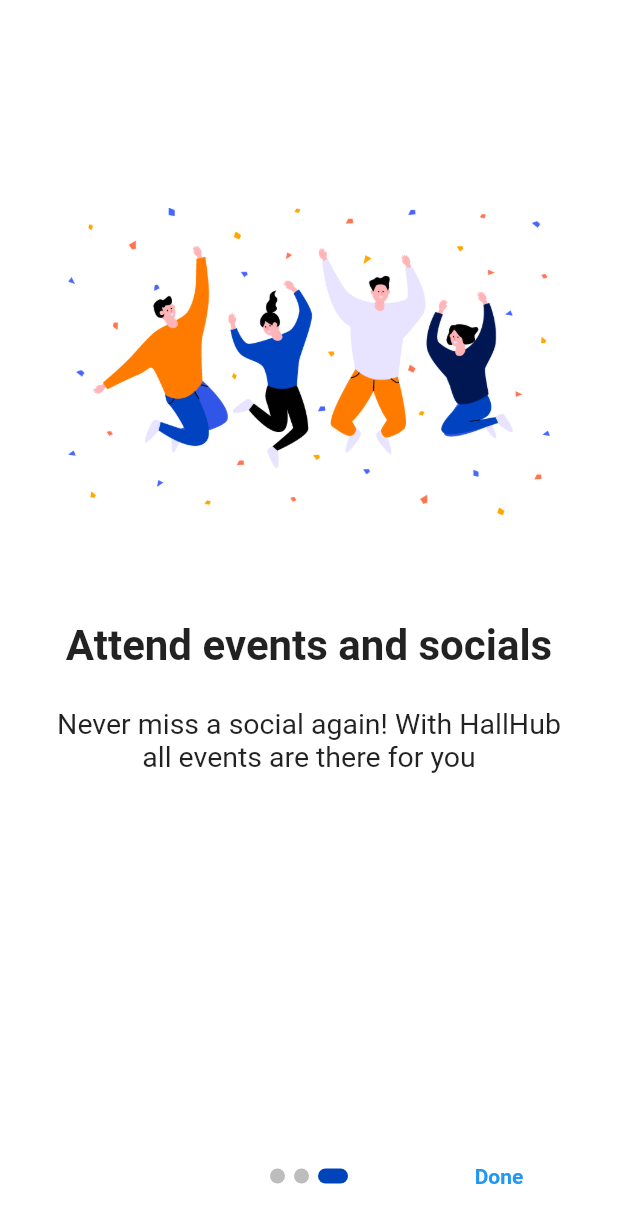
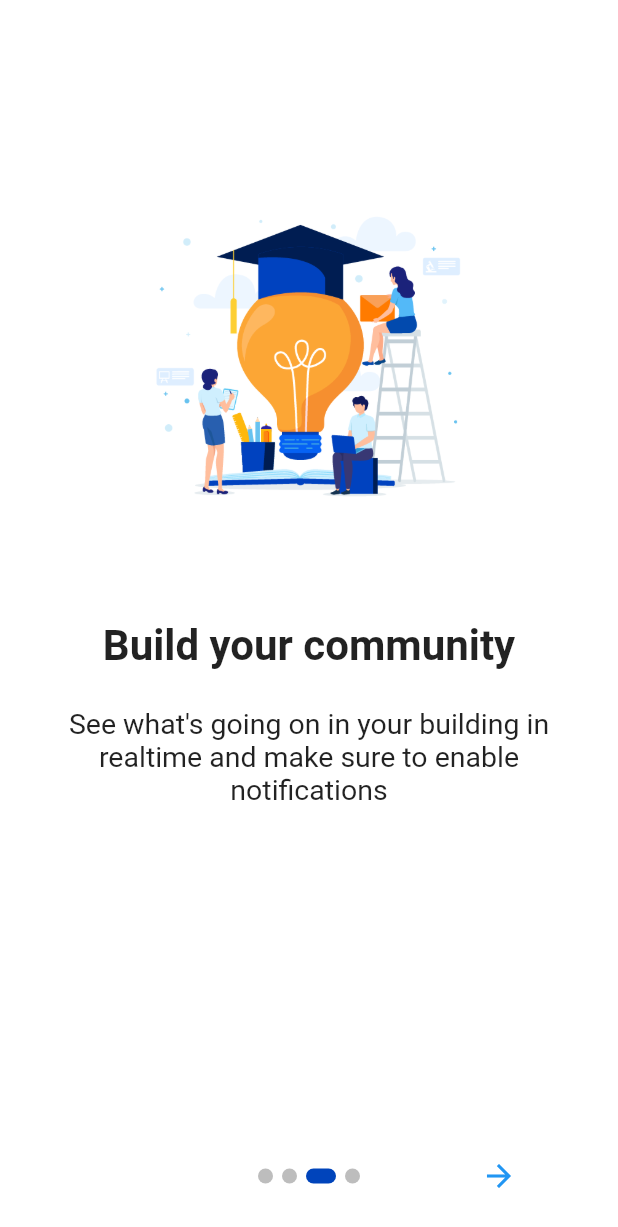
Before and after one commit to szbergeron/dormhub, a Flutter app: the screen it shows after launch, swiped to page 3, on a phone screen of 412 x 824 dp. Shown: the top 1227 px of the screen. Run offline on Flutter 3.47's test engine with Material 2 defaults, Android fonts, the phone set to English and light mode, and no system bars; drawn by our look-alikes of introduction_screen; our stand-ins replace cloud_firestore, firebase_auth, firebase_storage, flare_flutter, flutter_datetime_picker, flutter_swiper and 3 more; missing offline and left inert: dart:ffi, flutter_sparkline; accounts and stored records are empty.

Commit message:
Nick: Welcome screen done

```diff
--- a/app/lib/views/intro.dart
+++ b/app/lib/views/intro.dart
@@ -1,3 +1,4 @@
+import 'package:dormshub/views/welcome.dart';
 import 'package:flutter/material.dart';
 import 'package:introduction_screen/introduction_screen.dart';
 import 'package:introduction_screen/introduction_screen.dart' as page;
@@ -41,14 +42,15 @@ class IntroductionPage extends StatelessWidget {
         imagePadding: EdgeInsets.zero,
       ),
     ),
+
     PageViewModel(
-      title: "Attend events and socials",
+      title: "Build your community",
       body:
-          "Never miss a social again! With HallHub all events are there for you",
+          "See what's going on in your building in realtime and make sure to enable notifications",
       image: Padding(
         padding: const EdgeInsets.fromLTRB(0, 100, 0, 0),
         child: Center(
-          child: Image.asset("assets/imgs/welcome2.png", height: 205.0),
+          child: Image.asset("assets/imgs/welcome3.png", height: 205.0),
         ),
       ),
       decoration: const PageDecoration(
@@ -59,20 +61,39 @@ class IntroductionPage extends StatelessWidget {
         imagePadding: EdgeInsets.zero,
       ),
     ),
+    PageViewModel(
+      title: "Find all information you need",
+      body:
+          "Get access to all information regarding your engaged space, press 'Done' to start exploring",
+      image: Padding(
+        padding: const EdgeInsets.fromLTRB(0, 100, 0, 0),
+        child: Center(
+          child: Image.asset("assets/imgs/welcome4.png", height: 205.0),
+        ),
+      ),
+      decoration: const PageDecoration(
+        titleTextStyle: TextStyle(fontSize: 28.0, fontWeight: FontWeight.w700),
+        bodyTextStyle: TextStyle(fontSize: 19.0),
+        descriptionPadding: EdgeInsets.fromLTRB(16.0, 0.0, 16.0, 16.0),
+        pageColor: Colors.white,
+        imagePadding: EdgeInsets.zero,
+      ),
+    ),
+
   ];
 
   @override
   Widget build(BuildContext context) {
     return IntroductionScreen(
       pages: list,
-      onDone: () {
-        // When done button is press
-      },
+      onDone:  () => Navigator.of(context).pushReplacement(MaterialPageRoute(
+                          builder: (context) => WelcomeScreen(),
+                        )),
       onSkip: () {
         // You can also override onSkip callback
       },
       showSkipButton: true,
-      skip: const Text("Skip"),
+      skip: const Text(""),
       next: const Icon(Icons.arrow_forward),
       done: const Text("Done", style: TextStyle(fontWeight: FontWeight.w600)),
       dotsDecorator: DotsDecorator(
```
Also changed, not shown: app/assets/imgs/welcome3.png (added), app/assets/imgs/welcome4.png (added), 13 other files.
